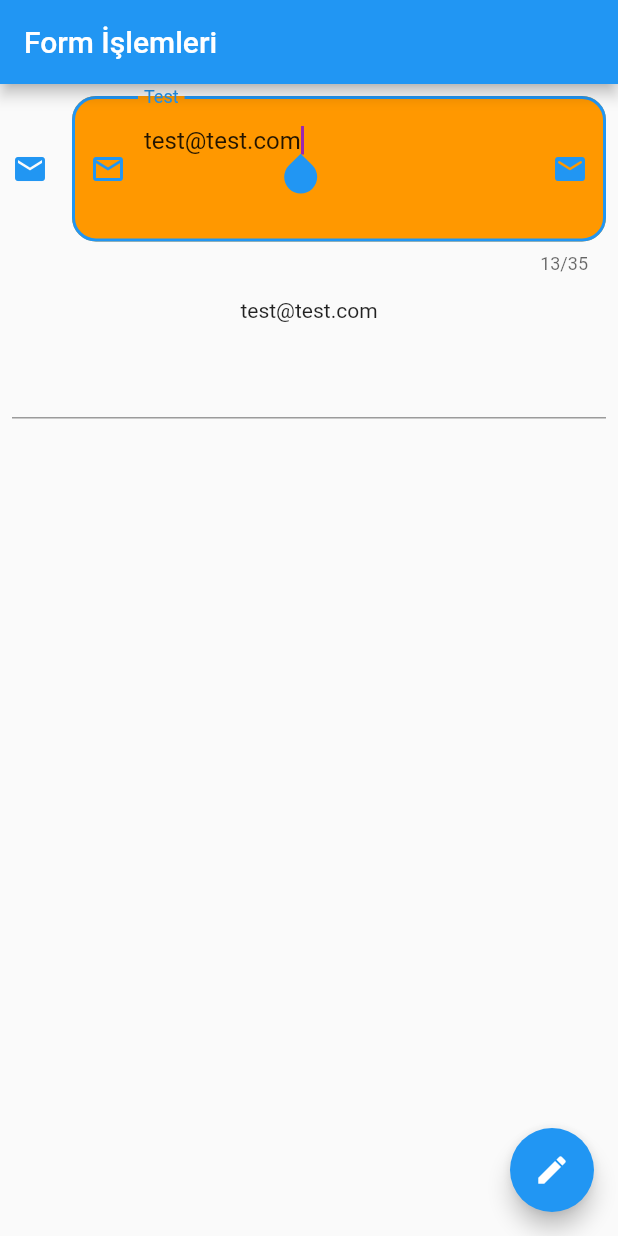
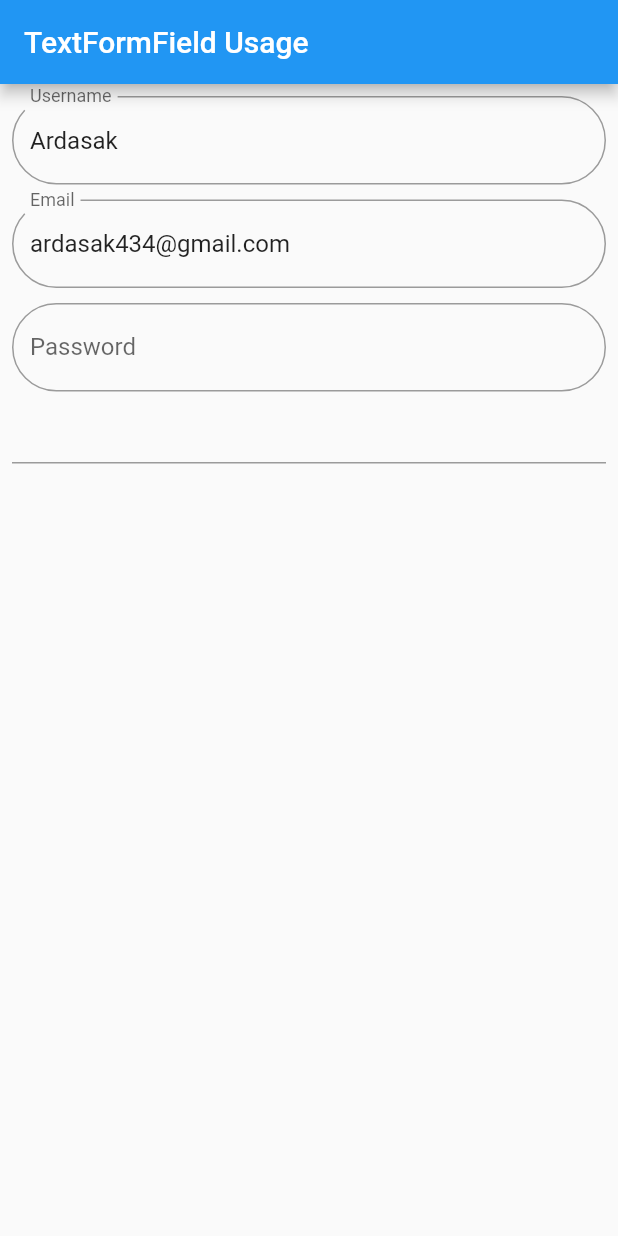
Before and after one commit to Ardasak/learn-flutter, a Flutter app: the screen it shows after launch, on a phone screen of 412 x 824 dp. Run offline on Flutter 3.47's test engine with Material 2 defaults, Android fonts, the phone set to English and light mode, and no system bars; our stand-ins replace email_validator, flutter_easyloading, palette_generator.

Commit message:
TextFormField and Validator

```diff
--- a/textfield_features/lib/main.dart
+++ b/textfield_features/lib/main.dart
@@ -1,4 +1,5 @@
 import 'package:flutter/material.dart';
+import 'package:textfield_features/text_form_field_usage.dart';
 
 void main() {
   runApp(MyApp(title: "Form İşlemleri"));
@@ -46,7 +47,12 @@ class _MyAppState extends State<MyApp> {
   Widget build(BuildContext context) {
     return MaterialApp(
       debugShowCheckedModeBanner: false,
-      home: Scaffold(
+      home: TextFormFieldUsage(),
+    );
+  }
+
+  Scaffold TextFieldUsage() {
+    return Scaffold(
 
       appBar: AppBar(title: Text(widget.title)),
       body: Column(
@@ -99,7 +105,6 @@ class _MyAppState extends State<MyApp> {
         },
         child: Icon(Icons.edit)
         ,),
-      ),
     );
   }
 }
--- /dev/null
+++ b/textfield_features/lib/text_form_field_usage.dart
@@ -0,0 +1,88 @@
+import 'package:flutter/material.dart';
+import 'package:email_validator/email_validator.dart';
+
+class TextFormFieldUsage extends StatefulWidget {
+  TextFormFieldUsage({Key? key}) : super(key: key);
+
+  @override
+  State<TextFormFieldUsage> createState() => _TextFormFieldUsageState();
+}
+
+class _TextFormFieldUsageState extends State<TextFormFieldUsage> {
+  @override
+  Widget build(BuildContext context) {
+    return Scaffold(
+      appBar: AppBar(title: Text("TextFormField Usage")),
+      body: SingleChildScrollView(
+          child: Padding(
+        padding: const EdgeInsets.all(8.0),
+        child: Form(
+          autovalidateMode: AutovalidateMode.onUserInteraction,
+          child: Column(
+            children: [
+              TextFormField(
+                  initialValue: "Ardasak",
+                  keyboardType: TextInputType.name,
+                  decoration: InputDecoration(
+                    labelText: "Username",
+                    hintText: "Username",
+                    border: OutlineInputBorder(
+                        borderRadius: BorderRadius.all(Radius.circular(50))),
+                  ),
+                  validator: (deger){
+                    if (!(deger!.length < 4)){
+                      return null;
+                    }else{
+                      return "Username cannot be shorter than 4 characters.";
+                    }
+
+                  },),
+                  SizedBox(
+                    height: 10,
+                  ),
+              TextFormField(
+                initialValue: "ardasak434@gmail.com",
+                  keyboardType: TextInputType.emailAddress,
+                  decoration: InputDecoration(
+                    errorStyle: TextStyle(color: Colors.orange),
+                    errorBorder: OutlineInputBorder(borderRadius: BorderRadius.all(Radius.circular(0))),
+                    labelText: "Email",
+                    hintText: "Email",
+                    border: OutlineInputBorder(
+                        borderRadius: BorderRadius.all(Radius.circular(50))),
+                  ),
+                  validator: (deger){
+                    if(EmailValidator.validate(deger!)){
+                      return null;
+                    }else{
+                      return "Email is invalid.";
+                    }
+
+                  },
+              ),
+              SizedBox(height: 10,),
+              TextFormField(
+                  keyboardType: TextInputType.visiblePassword,
+                  decoration: InputDecoration(
+                    labelText: "Password",
+                    hintText: "Password",
+                    border: OutlineInputBorder(
+                        borderRadius: BorderRadius.all(Radius.circular(50))),
+                  ),
+                  validator: (deger){
+                    if(!(deger!.length < 6)){
+                      return null;
+                    }else{
+                      return "Password must be at least 6 characters.";
+                    }
+
+                  },
+              ),
+              TextFormField(),
+            ],
+          ),
+        ),
+      )),
+    );
+  }
+}
--- a/textfield_features/pubspec.yaml
+++ b/textfield_features/pubspec.yaml
@@ -34,6 +34,7 @@ dependencies:
   # The following adds the Cupertino Icons font to your application.
   # Use with the CupertinoIcons class for iOS style icons.
   cupertino_icons: ^1.0.2
+  email_validator: ^2.0.1
 
 dev_dependencies:
   flutter_test:
```
Also changed, not shown: textfield_features/pubspec.lock. Lines whose indentation alone changed are shown as unchanged.
